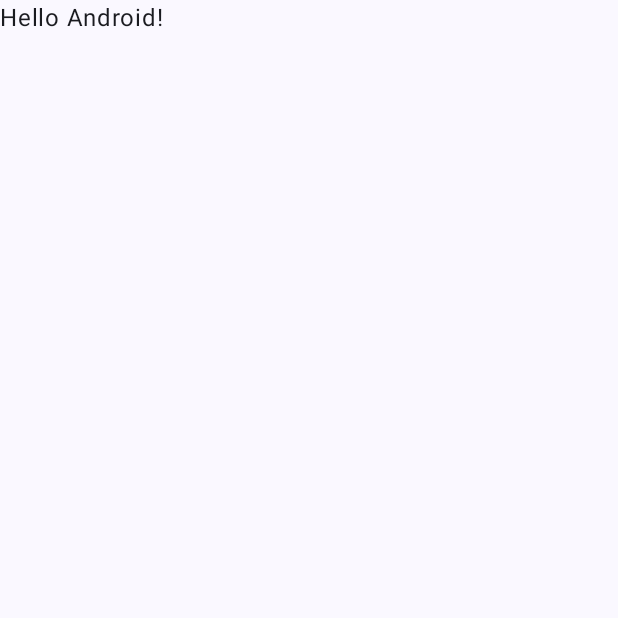
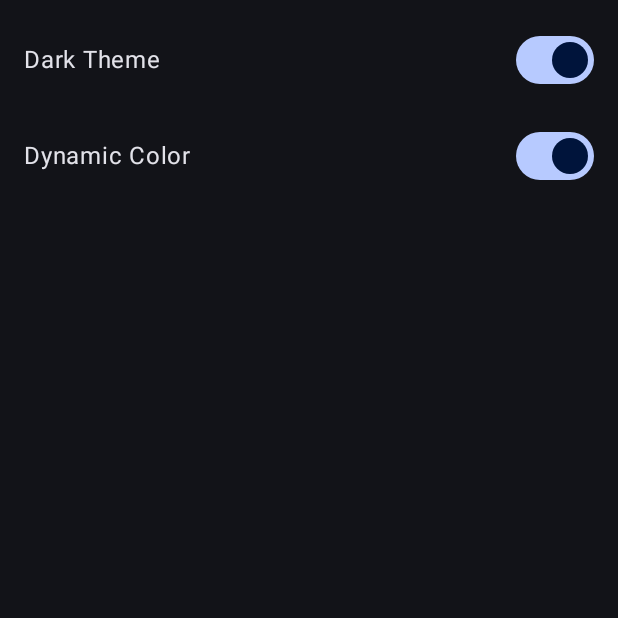
Before and after one commit to sendtodilanka/EdgeToEdge, an Android app built with Jetpack Compose: the screen it shows after launch (MainActivity), on a phone screen of 412 x 824 dp, the top half of it. Before the commit the part shown is almost empty. Run offline under Robolectric (Android 15) with nearby library versions, the phone set to English and light mode, and no system bars; our stand-ins replace Dagger/Hilt's generated code.

Commit message:
Programmatically changed the dark and dynamic mode

```diff
--- a/app/build.gradle.kts
+++ b/app/build.gradle.kts
@@ -1,6 +1,8 @@
 plugins {
     id("com.android.application")
     id("org.jetbrains.kotlin.android")
+    id("com.google.devtools.ksp")
+    id("com.google.dagger.hilt.android")
 }
 
 android {
@@ -66,4 +68,14 @@ dependencies {
     androidTestImplementation("androidx.compose.ui:ui-test-junit4")
     debugImplementation("androidx.compose.ui:ui-tooling")
     debugImplementation("androidx.compose.ui:ui-test-manifest")
+
+
+    // DataStore Preferences
+    implementation("androidx.datastore:datastore-preferences:1.0.0")
+
+    // Dagger Hilt
+    implementation("com.google.dagger:hilt-android:2.48.1")
+    ksp("com.google.dagger:dagger-compiler:2.48.1")
+    ksp("com.google.dagger:hilt-compiler:2.48.1")
+    implementation("androidx.hilt:hilt-navigation-compose:1.0.0")
 }
--- a/app/src/main/AndroidManifest.xml
+++ b/app/src/main/AndroidManifest.xml
@@ -3,6 +3,7 @@
     xmlns:tools="http://schemas.android.com/tools">
 
     <application
+        android:name=".App"
         android:allowBackup="true"
         android:dataExtractionRules="@xml/data_extraction_rules"
         android:fullBackupContent="@xml/backup_rules"
--- /dev/null
+++ b/app/src/main/java/com/codeboxlk/tutorial/edgetoedge/App.kt
@@ -0,0 +1,7 @@
+package com.codeboxlk.tutorial.edgetoedge
+
+import android.app.Application
+import dagger.hilt.android.HiltAndroidApp
+
+@HiltAndroidApp
+class App: Application()
--- a/app/src/main/java/com/codeboxlk/tutorial/edgetoedge/MainActivity.kt
+++ b/app/src/main/java/com/codeboxlk/tutorial/edgetoedge/MainActivity.kt
@@ -6,17 +6,38 @@ import androidx.activity.ComponentActivity
 import androidx.activity.SystemBarStyle
 import androidx.activity.compose.setContent
 import androidx.activity.enableEdgeToEdge
+import androidx.compose.foundation.layout.Column
+import androidx.compose.foundation.layout.Row
+import androidx.compose.foundation.layout.Spacer
 import androidx.compose.foundation.layout.fillMaxSize
+import androidx.compose.foundation.layout.fillMaxWidth
+import androidx.compose.foundation.layout.height
+import androidx.compose.foundation.layout.padding
 import androidx.compose.foundation.layout.safeDrawingPadding
 import androidx.compose.material3.MaterialTheme
 import androidx.compose.material3.Surface
+import androidx.compose.material3.Switch
 import androidx.compose.material3.Text
 import androidx.compose.runtime.Composable
+import androidx.compose.runtime.collectAsState
+import androidx.compose.runtime.getValue
+import androidx.compose.runtime.mutableStateOf
+import androidx.compose.runtime.remember
+import androidx.compose.runtime.setValue
+import androidx.compose.ui.Alignment
 import androidx.compose.ui.Modifier
 import androidx.compose.ui.tooling.preview.Preview
+import androidx.compose.ui.unit.dp
 import com.codeboxlk.tutorial.edgetoedge.ui.theme.EdgeToEdgeTheme
+import com.codeboxlk.tutorial.edgetoedge.viewmodel.MainViewModel
+import dagger.hilt.android.AndroidEntryPoint
+import javax.inject.Inject
 
+@AndroidEntryPoint
 class MainActivity : ComponentActivity() {
+
+    @Inject lateinit var mainViewModel: MainViewModel
+
     override fun onCreate(savedInstanceState: Bundle?) {
         enableEdgeToEdge(
             statusBarStyle = SystemBarStyle.light(
@@ -26,33 +47,74 @@ class MainActivity : ComponentActivity() {
                 Color.TRANSPARENT, Color.TRANSPARENT
             )
         )
+
         super.onCreate(savedInstanceState)
+
         setContent {
-            EdgeToEdgeTheme {
-                // A surface container using the 'background' color from the theme
-                Surface(
-                    modifier = Modifier.fillMaxSize(),
-                    color = MaterialTheme.colorScheme.background
-                ) {
-                    Greeting(modifier = Modifier.safeDrawingPadding(), name = "Android")
-                }
-            }
+            MainView(mainViewModel)
         }
     }
 }
 
 @Composable
-fun Greeting(name: String, modifier: Modifier = Modifier) {
-    Text(
-        text = "Hello $name!",
-        modifier = modifier
-    )
+fun MainView(viewModel: MainViewModel) {
+    val darkTheme by viewModel.getDarkModeState.collectAsState(initial = true)
+    val dynamicColor by viewModel.getDynamicColorState.collectAsState(initial = true)
+
+    EdgeToEdgeTheme(
+        darkTheme = darkTheme,
+        dynamicColor = dynamicColor
+    ) {
+        Surface(
+            modifier = Modifier.fillMaxSize(),
+            color = MaterialTheme.colorScheme.background
+        ) {
+            ThemeSettings(
+                darkTheme = darkTheme,
+                dynamicColor = dynamicColor,
+                onDarkThemeChange = { viewModel.setDarkMode(it) },
+                onDynamicColorChange = { viewModel.setDynamicColor(it) }
+            )
+        }
+    }
 }
 
-@Preview(showBackground = true)
 @Composable
-fun GreetingPreview() {
-    EdgeToEdgeTheme {
-        Greeting("Android")
+fun ThemeSettings(
+    darkTheme: Boolean,
+    dynamicColor: Boolean,
+    onDarkThemeChange: (Boolean) -> Unit,
+    onDynamicColorChange: (Boolean) -> Unit
+) {
+    Column(
+        modifier = Modifier
+            .padding(16.dp)
+            .safeDrawingPadding()
+    ) {
+        Row(
+            verticalAlignment = Alignment.CenterVertically,
+            modifier = Modifier.fillMaxWidth()
+        ) {
+            Text(text = "Dark Theme")
+            Spacer(modifier = Modifier.weight(1f))
+            Switch(
+                checked = darkTheme,
+                onCheckedChange = { onDarkThemeChange(!darkTheme) }
+            )
+        }
+
+        Spacer(modifier = Modifier.height(16.dp))
+
+        Row(
+            verticalAlignment = Alignment.CenterVertically,
+            modifier = Modifier.fillMaxWidth()
+        ) {
+            Text(text = "Dynamic Color")
+            Spacer(modifier = Modifier.weight(1f))
+            Switch(
+                checked = dynamicColor,
+                onCheckedChange = { onDynamicColorChange(!dynamicColor) }
+            )
+        }
     }
 }
--- /dev/null
+++ b/app/src/main/java/com/codeboxlk/tutorial/edgetoedge/data/DataStoreManager.kt
@@ -0,0 +1,40 @@
+package com.codeboxlk.tutorial.edgetoedge.data
+
+import android.content.Context
+import androidx.datastore.core.DataStore
+import androidx.datastore.preferences.core.Preferences
+import androidx.datastore.preferences.core.booleanPreferencesKey
+import androidx.datastore.preferences.core.edit
+import androidx.datastore.preferences.core.emptyPreferences
+import androidx.datastore.preferences.preferencesDataStore
+import com.codeboxlk.tutorial.edgetoedge.R
+import kotlinx.coroutines.flow.Flow
+import kotlinx.coroutines.flow.catch
+import kotlinx.coroutines.flow.map
+import java.io.IOException
+
+class DataStoreManager(context: Context) {
+
+    companion object {
+        val darkModeKey = booleanPreferencesKey(name = "dark_mode")
+        val dynamicColorKey = booleanPreferencesKey(name = "dynamic_color")
+    }
+
+    private val Context.dataStore: DataStore<Preferences> by preferencesDataStore(
+        context.getString(R.string.app_name)
+    )
+
+    private val dataStore = context.dataStore
+
+    fun <T> readValue(key: Preferences.Key<T>): Flow<T?> {
+        return dataStore.data.catch {
+            if (it is IOException) emit(emptyPreferences()) else throw it
+        }.map {
+            it[key]
+        }
+    }
+
+    suspend fun <T> storeValue(key: Preferences.Key<T>, value: T) {
+        dataStore.edit { it[key] = value }
+    }
+}
--- /dev/null
+++ b/app/src/main/java/com/codeboxlk/tutorial/edgetoedge/di/LocalModule.kt
@@ -0,0 +1,21 @@
+package com.codeboxlk.tutorial.edgetoedge.di
+
+import android.content.Context
+import com.codeboxlk.tutorial.edgetoedge.data.DataStoreManager
+import dagger.Module
+import dagger.Provides
+import dagger.hilt.InstallIn
+import dagger.hilt.android.qualifiers.ApplicationContext
+import dagger.hilt.components.SingletonComponent
+import javax.inject.Singleton
+
+@Module
+@InstallIn(SingletonComponent::class)
+internal object LocalModule {
+
+    @Provides
+    @Singleton
+    fun provideDataStoreManager(
+        @ApplicationContext context: Context
+    ): DataStoreManager = DataStoreManager(context)
+}
--- /dev/null
+++ b/app/src/main/java/com/codeboxlk/tutorial/edgetoedge/viewmodel/MainViewModel.kt
@@ -0,0 +1,33 @@
+package com.codeboxlk.tutorial.edgetoedge.viewmodel
+
+import androidx.lifecycle.ViewModel
+import androidx.lifecycle.viewModelScope
+import com.codeboxlk.tutorial.edgetoedge.data.DataStoreManager
+import com.codeboxlk.tutorial.edgetoedge.data.DataStoreManager.Companion.darkModeKey
+import com.codeboxlk.tutorial.edgetoedge.data.DataStoreManager.Companion.dynamicColorKey
+import kotlinx.coroutines.Dispatchers
+import kotlinx.coroutines.flow.Flow
+import kotlinx.coroutines.flow.filterNotNull
+import kotlinx.coroutines.launch
+import javax.inject.Inject
+
+class MainViewModel @Inject constructor(
+    private val dataStoreManager: DataStoreManager
+): ViewModel() {
+
+    val getDarkModeState: Flow<Boolean> = dataStoreManager.readValue(darkModeKey).filterNotNull()
+
+    val getDynamicColorState: Flow<Boolean> = dataStoreManager.readValue(dynamicColorKey).filterNotNull()
+
+    fun setDarkMode(state: Boolean) {
+        viewModelScope.launch(Dispatchers.IO) {
+            dataStoreManager.storeValue(darkModeKey, state)
+        }
+    }
+
+    fun setDynamicColor(state: Boolean) {
+        viewModelScope.launch(Dispatchers.IO) {
+            dataStoreManager.storeValue(dynamicColorKey, state)
+        }
+    }
+}
--- a/build.gradle.kts
+++ b/build.gradle.kts
@@ -2,4 +2,6 @@
 plugins {
     id("com.android.application") version "8.2.0-rc01" apply false
     id("org.jetbrains.kotlin.android") version "1.9.0" apply false
+    id("com.google.dagger.hilt.android") version "2.48.1" apply false
+    id("com.google.devtools.ksp") version "1.9.0-1.0.12" apply false
 }
```
